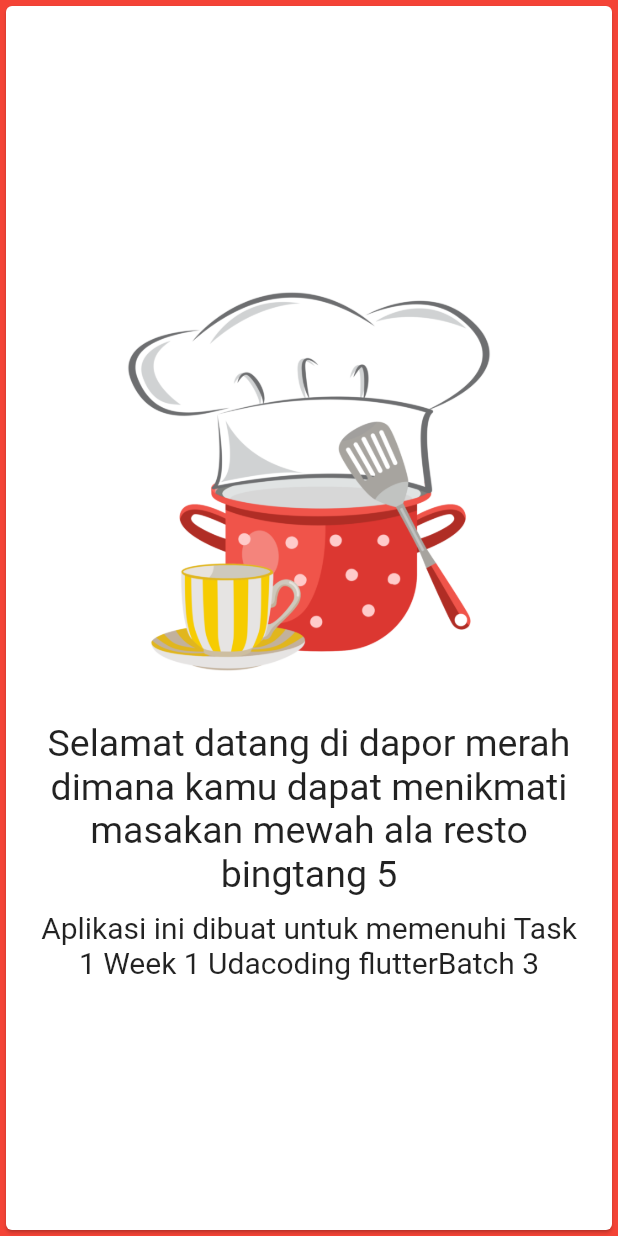
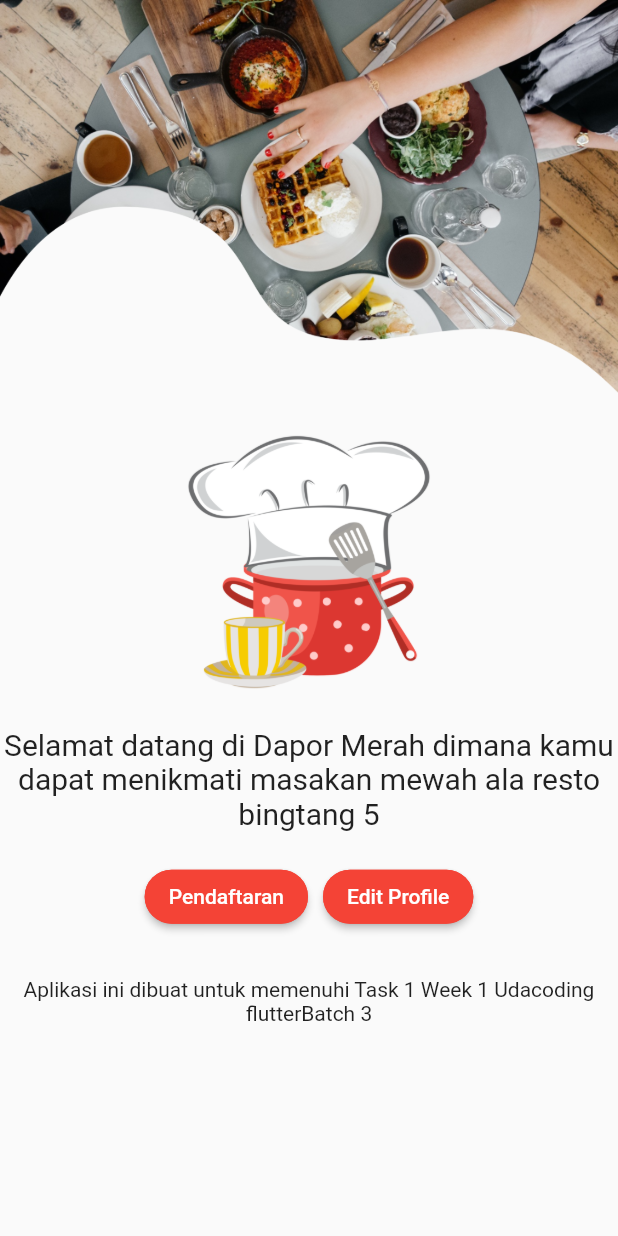
Before and after one commit to mohamad-supangat/belajar_flutter_udacoding_batch3, a Flutter app: the screen it shows after launch, on a phone screen of 412 x 824 dp. Run offline on Flutter 3.47's test engine with Material 2 defaults, Android fonts, the phone set to English and light mode, and no system bars.

Commit message:
Add Home page

```diff
--- a/week1/Task1/lib/main.dart
+++ b/week1/Task1/lib/main.dart
@@ -1,4 +1,5 @@
 import 'package:flutter/material.dart';
+import 'package:Task1/pages/HomePage.dart';
 
 void main() {
   runApp(MyApp());
@@ -9,7 +10,7 @@ class MyApp extends StatelessWidget {
   @override
   Widget build(BuildContext context) {
     return MaterialApp(
-      title: 'Flutter Demo',
+      title: 'Dapor Merah',
       theme: ThemeData(
         // This is the theme of your application.
         //
@@ -20,7 +21,7 @@ class MyApp extends StatelessWidget {
         // or simply save your changes to "hot reload" in a Flutter IDE).
         // Notice that the counter didn't reset back to zero; the application
         // is not restarted.
-        primarySwatch: Colors.blue,
+        primarySwatch: Colors.red,
         // This makes the visual density adapt to the platform that you run
         // the app on. For desktop platforms, the controls will be smaller and
         // closer together (more dense) than on mobile platforms.
@@ -30,51 +31,3 @@ class MyApp extends StatelessWidget {
     );
   }
 }
-
-class HomePage extends StatelessWidget {
-  @override
-  Widget build(BuildContext context) {
-    return Scaffold(
-      body: Container(
-        color: Colors.red,
-        child: SafeArea(
-          child: Card(
-            child: Container(
-              padding: EdgeInsets.all(20),
-              child: Column(
-                crossAxisAlignment: CrossAxisAlignment.stretch,
-                mainAxisAlignment: MainAxisAlignment.center,
-                children: [
-                  Center(
-                    child: Image.asset(
-                      'assets/images/logo.png',
-                      width: 300,
-                    ),
-                  ),
-                  SizedBox(
-                    height: 10,
-                  ),
-                  Text(
-                    'Selamat datang di dapor merah dimana kamu dapat menikmati masakan mewah ala resto bingtang 5',
-                    textAlign: TextAlign.center,
-                    style: TextStyle(
-                      fontSize: 25,
-                    ),
-                  ),
-                  SizedBox(
-                    height: 10,
-                  ),
-                  Text(
-                    'Aplikasi ini dibuat untuk memenuhi Task 1 Week 1 Udacoding flutterBatch 3',
-                    textAlign: TextAlign.center,
-                    style: TextStyle(fontSize: 20),
-                  )
-                ],
-              ),
-            ),
-          ),
-        ),
-      ),
-    );
-  }
-}
--- /dev/null
+++ b/week1/Task1/lib/pages/HomePage.dart
@@ -0,0 +1,77 @@
+import 'package:flutter/material.dart';
+
+class HomePage extends StatelessWidget {
+  @override
+  Widget build(BuildContext context) {
+    return Scaffold(
+      body: Column(
+        children: [
+          Image.asset('assets/images/image843.png'),
+          Container(
+            padding: EdgeInsets.all(0),
+            child: Column(
+              crossAxisAlignment: CrossAxisAlignment.stretch,
+              mainAxisAlignment: MainAxisAlignment.center,
+              children: [
+                Center(
+                  child: Image.asset(
+                    'assets/images/logo.png',
+                    width: 200,
+                  ),
+                ),
+                SizedBox(
+                  height: 10,
+                ),
+                Text(
+                  'Selamat datang di Dapor Merah dimana kamu dapat menikmati masakan mewah ala resto bingtang 5',
+                  textAlign: TextAlign.center,
+                  style: TextStyle(
+                    fontSize: 20,
+                  ),
+                ),
+                SizedBox(
+                  height: 20,
+                ),
+                Row(),
+                Row(
+                  mainAxisAlignment: MainAxisAlignment.center,
+                  children: [
+                    RaisedButton(
+                      onPressed: () => {},
+                      color: Colors.red,
+                      textColor: Colors.white,
+                      shape: RoundedRectangleBorder(
+                          borderRadius: BorderRadius.circular(20),
+                          side: BorderSide(color: Colors.red)),
+                      child: Text('Pendaftaran'),
+                    ),
+                    SizedBox(
+                      width: 10,
+                    ),
+                    RaisedButton(
+                      onPressed: () => {},
+                      color: Colors.red,
+                      textColor: Colors.white,
+                      shape: RoundedRectangleBorder(
+                          borderRadius: BorderRadius.circular(20),
+                          side: BorderSide(color: Colors.red)),
+                      child: Text('Edit Profile'),
+                    )
+                  ],
+                ),
+                SizedBox(
+                  height: 30,
+                ),
+                Text(
+                  'Aplikasi ini dibuat untuk memenuhi Task 1 Week 1 Udacoding flutterBatch 3',
+                  textAlign: TextAlign.center,
+                  // style: TextStyle(fontSize: 20),
+                )
+              ],
+            ),
+          ),
+        ],
+      ),
+    );
+  }
+}
```
Also changed, not shown: week1/Task1/assets/images/image843.png (added).
